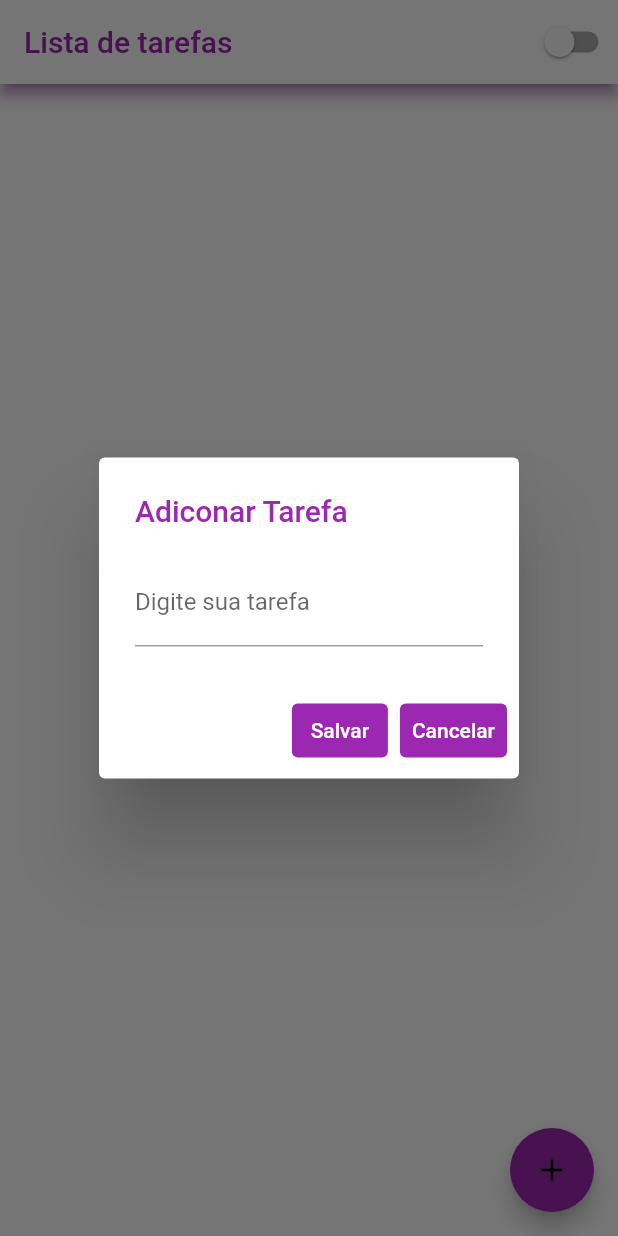
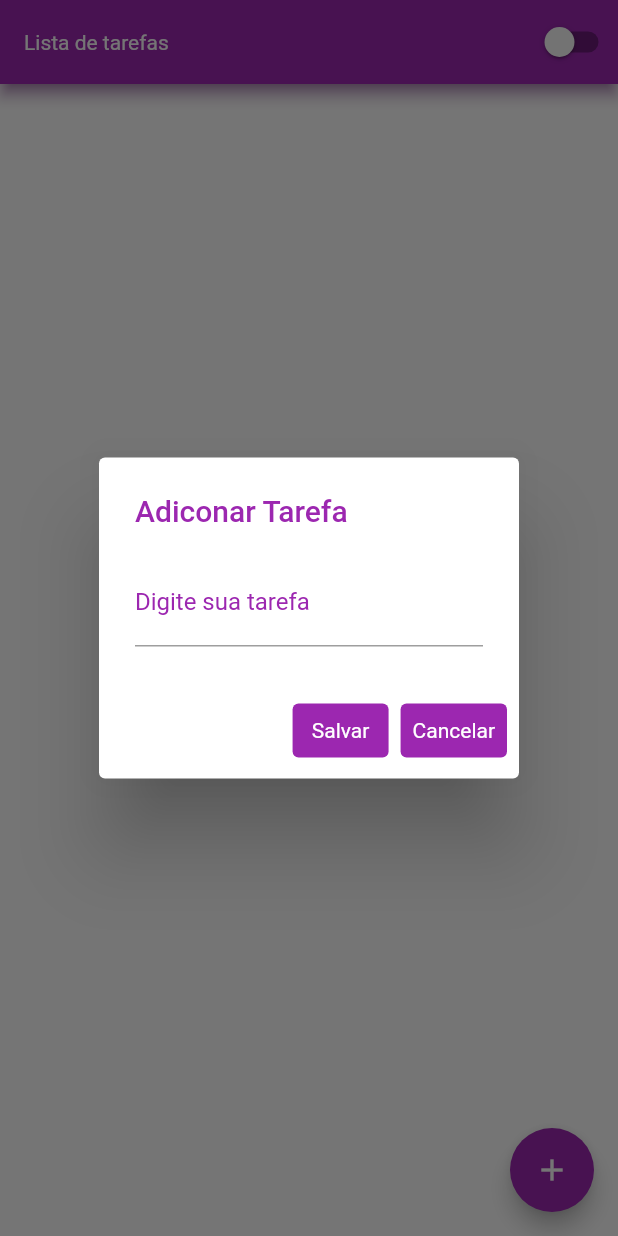
Before and after one commit to Haimcer/Lista_Tarefas, a Flutter app: the screen it shows after launch, after a tap on the "add" icon, on a phone screen of 412 x 824 dp. Run offline on Flutter 3.47's test engine with Material 2 defaults, Android fonts, the phone set to English and light mode, and no system bars.

Commit message:
temas prontos

```diff
--- a/lib/page/home_page.dart
+++ b/lib/page/home_page.dart
@@ -20,9 +20,10 @@ class _homePageState extends State<homePage> {
   List _listaTarefas = [];
   TextEditingController _controllerTarefa = TextEditingController();
 
-  Future<File?> _getFile() async {
+  Future<File> _getFile() async {
     final diretorio = await getApplicationDocumentsDirectory();
-    var arquivo = File('${diretorio.path}/dados.json');
+
+    return File('${diretorio.path}/dados.json');
   }
 
   _salvarTarefa() {
@@ -44,13 +45,13 @@ class _homePageState extends State<homePage> {
     var arquivo = await _getFile();
 
     String dados = json.encode(_listaTarefas);
-    arquivo?.writeAsString(dados);
+    arquivo.writeAsString(dados);
   }
 
   _lerArquivo() async {
     try {
       final arquivo = await _getFile();
-      arquivo?.readAsString();
+      return arquivo.readAsString();
     } catch (e) {
       return null;
     }
@@ -72,18 +73,21 @@ class _homePageState extends State<homePage> {
       appBar: AppBar(
         shadowColor: Theme.of(context).iconTheme.color,
         iconTheme: Theme.of(context).iconTheme,
-        backgroundColor: Theme.of(context).scaffoldBackgroundColor,
+        backgroundColor: Theme.of(context).appBarTheme.backgroundColor,
         title: Text(
           widget.title,
-          style: TextStyle(color: Theme.of(context).iconTheme.color),
+          style: TextStyle(
+              color: Theme.of(context).appBarTheme.titleTextStyle?.color),
         ),
         elevation: 4,
         actions: [
           ChangeThemeButtonWidget(),
         ],
       ),
+      backgroundColor: Theme.of(context).scaffoldBackgroundColor,
       floatingActionButton: FloatingActionButton(
-          backgroundColor: Colors.purple,
+          foregroundColor: Theme.of(context).primaryColor,
+          backgroundColor: Theme.of(context).iconTheme.color,
           child: Icon(Icons.add_outlined),
           onPressed: () {
             showDialog(
@@ -97,8 +101,9 @@ class _homePageState extends State<homePage> {
                     ),
                     content: TextField(
                       decoration: InputDecoration(
-                        labelText: 'Digite sua tarefa',
-                      ),
+                          labelText: 'Digite sua tarefa',
+                          labelStyle: TextStyle(
+                              color: Theme.of(context).iconTheme.color)),
                       onChanged: (text) {},
                       controller: _controllerTarefa,
                     ),
@@ -110,13 +115,12 @@ class _homePageState extends State<homePage> {
                         },
                         child: Text(
                           "Salvar",
-                          style: TextStyle(
-                            color: Colors.white,
-                          ),
+                          style:
+                              TextStyle(color: Theme.of(context).primaryColor),
                         ),
                         style: ButtonStyle(
                             backgroundColor: MaterialStatePropertyAll<Color?>(
-                                Colors.purple)),
+                                Theme.of(context).iconTheme.color)),
                       ),
                       TextButton(
                         onPressed: () {
@@ -125,12 +129,12 @@ class _homePageState extends State<homePage> {
                         child: Text(
                           "Cancelar",
                           style: TextStyle(
-                            color: Colors.white,
+                            color: Theme.of(context).primaryColor,
                           ),
                         ),
                         style: ButtonStyle(
                             backgroundColor: MaterialStatePropertyAll<Color?>(
-                                Colors.purple)),
+                                Theme.of(context).iconTheme.color)),
                       ),
                     ],
                   );
@@ -143,7 +147,13 @@ class _homePageState extends State<homePage> {
                   itemCount: _listaTarefas.length,
                   itemBuilder: (context, index) {
                     return CheckboxListTile(
-                      title: Text(_listaTarefas[index]['titulo']),
+                      activeColor: Theme.of(context).iconTheme.color,
+                      title: Text(
+                        _listaTarefas[index]['titulo'] ?? 0,
+                        style: TextStyle(
+                          color: Theme.of(context).iconTheme.color,
+                        ),
+                      ),
                       value: _listaTarefas[index]['realizada'],
                       onChanged: (valorAlterado) {
                         setState(() {
--- a/lib/provider/theme_provider.dart
+++ b/lib/provider/theme_provider.dart
@@ -14,15 +14,28 @@ class ThemeProvider extends ChangeNotifier {
 class Mythemes {
   static final darkTheme = ThemeData(
       scaffoldBackgroundColor: Colors.grey.shade900,
-    primaryColor: Colors.black,
+      primaryColor: Colors.white,
       colorScheme: ColorScheme.dark(),
-    iconTheme: IconThemeData(color: Colors.white),
-  );
+      iconTheme: IconThemeData(color: Colors.purple.shade200),
+      appBarTheme: AppBarTheme(
+          backgroundColor: Colors.purple.shade200,
+          titleTextStyle: TextStyle(color: Colors.white)),
+      toggleButtonsTheme: ToggleButtonsThemeData(color: Colors.purple));
 
   static final lightTheme = ThemeData(
       scaffoldBackgroundColor: Colors.white,
       primaryColor: Colors.white,
       colorScheme: ColorScheme.light(),
       iconTheme: IconThemeData(color: Colors.purple),
-  );
+      appBarTheme: AppBarTheme(
+          backgroundColor: Colors.purple,
+          titleTextStyle: TextStyle(color: Colors.white)),
+      textButtonTheme: TextButtonThemeData(
+          style: ButtonStyle(
+        backgroundColor: MaterialStatePropertyAll<Color?>(
+          Colors.purple,
+        ),
+        textStyle: MaterialStatePropertyAll<TextStyle?>(
+            TextStyle(color: Colors.white)),
+      )));
 }
--- a/lib/widget/change_theme_button.dart
+++ b/lib/widget/change_theme_button.dart
@@ -7,6 +7,7 @@ class ChangeThemeButtonWidget extends StatelessWidget {
   Widget build(BuildContext context) {
     final themeProvider = Provider.of<ThemeProvider>(context);
     return Switch.adaptive(
+        activeColor: Theme.of(context).primaryColor,
         value: themeProvider.isDarkMode,
         onChanged: (value) {
           final provider = Provider.of<ThemeProvider>(context, listen: false);
```
Lines whose indentation alone changed are shown as unchanged.
